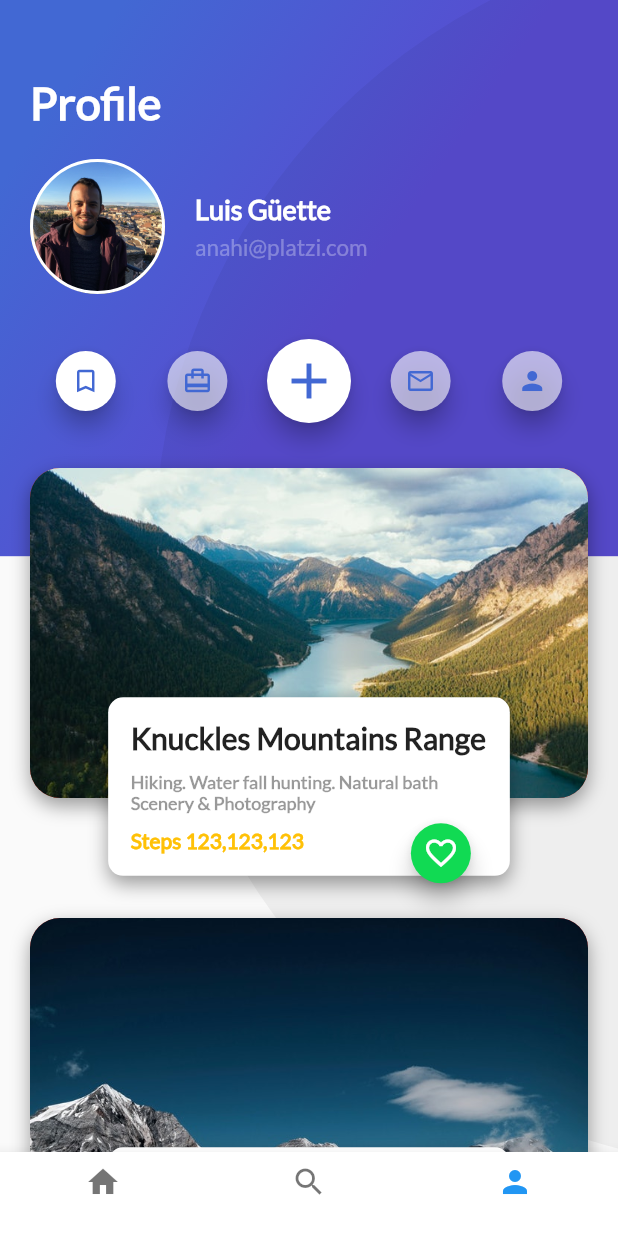
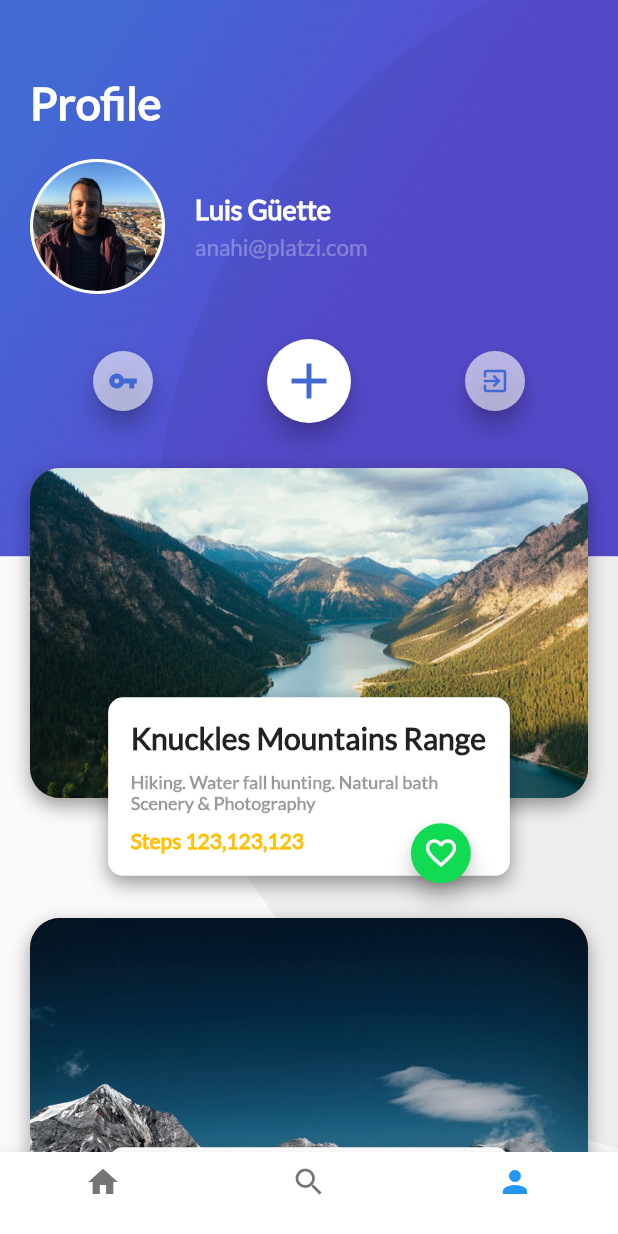
Before and after one commit to guetteman/places, a Flutter app: the PlatziTrips screen opened directly, item 3 of the bottom bar chosen, on a phone screen of 412 x 824 dp. Run offline on Flutter 3.47's test engine with Material 2 defaults, Android fonts, the phone set to English and light mode, and no system bars; our stand-ins replace firebase_auth, google_sign_in; missing offline and left inert: generic_bloc_provider; accounts and stored records are empty.

Commit message:
fix: update buttonbar

```diff
--- a/lib/User/bloc/user_bloc.dart
+++ b/lib/User/bloc/user_bloc.dart
@@ -13,6 +13,10 @@ class UserBloc implements Bloc {
     return authRepository.signIn();
   }
 
+  signOut() {
+    authRepository.signOut();
+  }
+
   @override
   void dispose() {
 
--- a/lib/User/repository/auth_repository.dart
+++ b/lib/User/repository/auth_repository.dart
@@ -3,8 +3,8 @@ import 'package:places/User/repository/firebase_authentication.dart';
 
 class AuthRepository {
 
-  final auth = FirebaseAuthentication();
+  final firebaseAuthentication = FirebaseAuthentication();
 
-  Future<FirebaseUser> signIn () => auth.signIn();
-
+  Future<FirebaseUser> signIn () => firebaseAuthentication.signIn();
+  signOut() => firebaseAuthentication.signOut();
 }
--- a/lib/User/repository/firebase_authentication.dart
+++ b/lib/User/repository/firebase_authentication.dart
@@ -25,8 +25,10 @@ class FirebaseAuthentication {
   }
 
   signOut() async {
+
     await _auth.signOut();
     googleSignIn.signOut();
+
   }
 
 }
--- a/lib/User/ui/widgets/button_bar.dart
+++ b/lib/User/ui/widgets/button_bar.dart
@@ -12,11 +12,9 @@ class ButtonsBar extends StatelessWidget {
         ),
         child: Row(
           children: <Widget>[
-            CircleButton(true, Icons.turned_in_not, 20.0, Color.fromRGBO(255, 255, 255, 1)),
-            CircleButton(true, Icons.card_travel, 20.0, Color.fromRGBO(255, 255, 255, 0.6)),
+            CircleButton(true, Icons.vpn_key, 20.0, Color.fromRGBO(255, 255, 255, 0.6)),
             CircleButton(false, Icons.add, 40.0, Color.fromRGBO(255, 255, 255, 1)),
-            CircleButton(true, Icons.mail_outline, 20.0, Color.fromRGBO(255, 255, 255, 0.6)),
-            CircleButton(true, Icons.person, 20.0, Color.fromRGBO(255, 255, 255, 0.6))
+            CircleButton(true, Icons.exit_to_app, 20.0, Color.fromRGBO(255, 255, 255, 0.6)),
           ],
         )
     );
```
